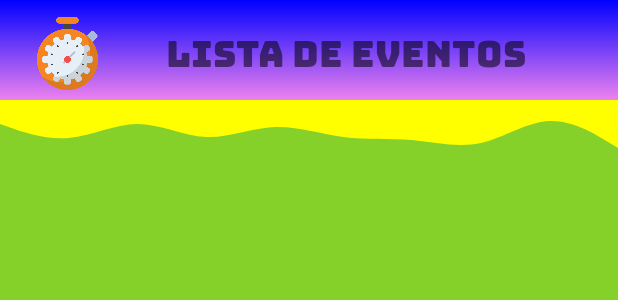
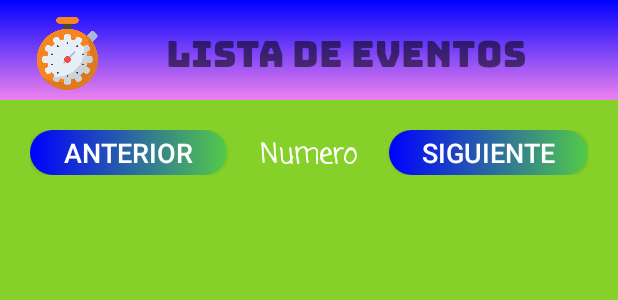
Before and after one commit to bnphony/Cronometro-AS, an Android app: the layout fragment_lista_eventos.xml on its own in the app's theme, with its tools: preview values and no code run, on a phone screen of 412 x 824 dp. Shown: the top 300 px of the screen. Run offline under Robolectric (Android 15) with nearby library versions, the phone set to English and light mode, and no system bars; Roboto replaces fonts that are not available here.

Commit message:
paginado lista de evento v1 Completado

```diff
--- a/app/src/main/java/com/utc/cuentaregresiva/ResetPassword.java
+++ b/app/src/main/java/com/utc/cuentaregresiva/ResetPassword.java
@@ -17,6 +17,5 @@ public class ResetPassword extends AppCompatActivity {
 
         getSupportFragmentManager().beginTransaction().replace(R.id.fragment_container, new RecoverPassword()).commit();
 
-
     }
 }
--- a/app/src/main/java/com/utc/cuentaregresiva/entidades/EventosAdapter.java
+++ b/app/src/main/java/com/utc/cuentaregresiva/entidades/EventosAdapter.java
@@ -106,6 +106,7 @@ public class EventosAdapter extends RecyclerView.Adapter<EventosAdapter.ViewHold
                     txt_tiempo.setText(String.format("%d Dias, %02d : %02d : %02d", 0, 0, 0, 0));
                     txt_tiempo.setTextColor(Color.parseColor("#3498db"));
                     txt_estado.setText("Finalizado");
+                    countDownTimer.cancel();
                 }
             };
             countDownTimer.start();
--- /dev/null
+++ b/app/src/main/res/drawable-xxxhdpi/boton_redondeado.xml
@@ -0,0 +1,17 @@
+<?xml version="1.0" encoding="utf-8"?>
+<selector xmlns:android="http://schemas.android.com/apk/res/android">
+    <item>
+        <shape android:shape="rectangle">
+            <gradient
+                android:type="linear"
+                android:startColor="#0000FF"
+                android:endColor="#53CB49"
+                android:angle="0"
+                />
+
+            <corners android:radius="50dp" />
+
+        </shape>
+    </item>
+
+</selector>
--- a/app/src/main/res/layout/fragment_lista_eventos.xml
+++ b/app/src/main/res/layout/fragment_lista_eventos.xml
@@ -47,11 +47,44 @@
 
         </LinearLayout>
 
-        <TextView
-            android:id="@+id/textView6"
+        <LinearLayout
             android:layout_width="match_parent"
-            android:layout_height="40dp"
-            android:background="@drawable/wave" />
+            android:layout_height="match_parent"
+            android:orientation="horizontal"
+            android:layout_margin="20dp">
+
+            <Button
+                android:id="@+id/btn_anterior"
+                android:layout_width="wrap_content"
+                android:layout_height="30dp"
+                android:layout_weight="1"
+                android:background="@drawable/boton_redondeado"
+                android:text="Anterior"
+                android:textColor="#FFFFFF"
+                android:textSize="18sp" />
+
+            <TextView
+                android:id="@+id/txt_numero"
+                android:layout_width="wrap_content"
+                android:layout_height="wrap_content"
+                android:layout_weight="1"
+                android:fontFamily="casual"
+                android:gravity="center"
+                android:text="Numero"
+                android:textColor="#FFFFFF"
+                android:textSize="18sp"
+                android:textStyle="bold" />
+
+            <Button
+                android:id="@+id/btn_siguiente"
+                android:layout_width="wrap_content"
+                android:layout_height="30dp"
+                android:layout_weight="1"
+                android:background="@drawable/boton_redondeado"
+                android:text="Siguiente"
+                android:textColor="#FFFFFF"
+                android:textSize="18sp" />
+        </LinearLayout>
 
         <ScrollView
             android:layout_width="match_parent"
```
Also changed, not shown: app/src/main/java/com/utc/cuentaregresiva/entidades/BaseDatos.java (+17 -2 lines), app/src/main/java/com/utc/cuentaregresiva/fragmentos/ListaEventos.java (+47 -37 lines), app/src/main/res/layout/list_item.xml (+44 -30 lines).
